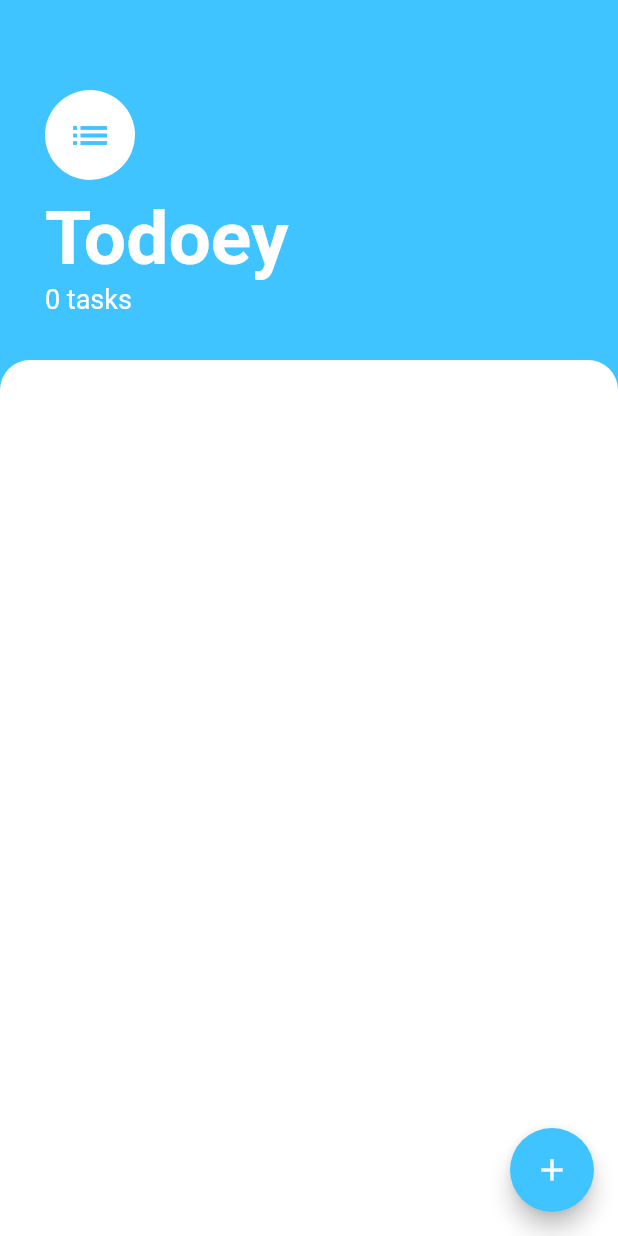
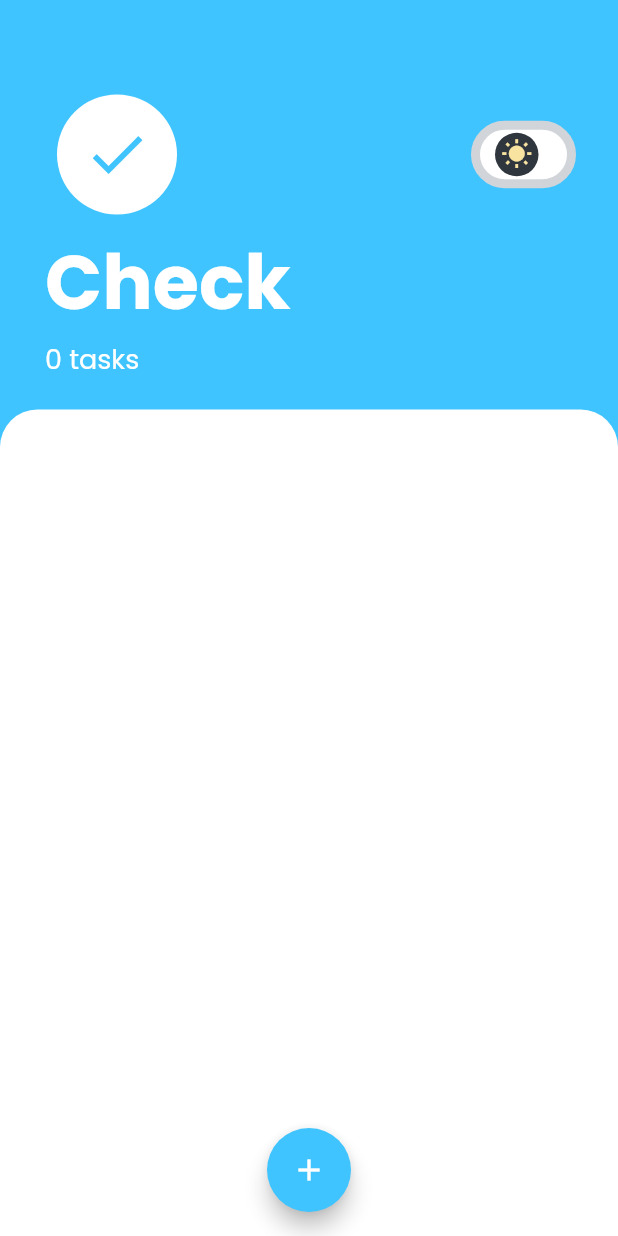
Before and after one commit to tejasbadone/Check-Todo-App, a Flutter app: the screen it shows after launch, on a phone screen of 412 x 824 dp. Run offline on Flutter 3.47's test engine with Material 2 defaults, Android fonts, the phone set to English and light mode, and no system bars; drawn by our look-alikes of flutter_switch; our stand-ins replace google_fonts, shared_preferences.

Commit message:
Release ready
Release ready

```diff
--- a/lib/main.dart
+++ b/lib/main.dart
@@ -2,19 +2,33 @@ import 'package:flutter/material.dart';
 import 'package:provider/provider.dart';
 import 'package:todoey_flutter/models/task_data.dart';
 import 'package:todoey_flutter/screens/tasks_screen.dart';
+import 'package:todoey_flutter/themes.dart';
 
 void main() {
-  runApp(MyApp());
+  runApp(MultiProvider(
+    providers: [
+      ChangeNotifierProvider(
+        create: (context) => TaskData()..init(),
+      ),
+    ],
+    child: MyApp(),
+  ));
 }
 
 class MyApp extends StatelessWidget {
   @override
   Widget build(BuildContext context) {
     return ChangeNotifierProvider(
-      create: (_) => new TaskData(),
-      child: MaterialApp(
-        home: TasksScreen(),
-      ),
-    );
+        create: (context) => ThemeProvider(),
+        builder: (context, _) {
+          final themeProvider = Provider.of<ThemeProvider>(context);
+          return MaterialApp(
+            debugShowCheckedModeBanner: false,
+            home: TasksScreen(),
+            themeMode: themeProvider.themeMode,
+            theme: Mytheme.lightTheme(context),
+            darkTheme: Mytheme.darkTheme(context),
+          );
+        });
   }
 }
--- a/lib/models/task.dart
+++ b/lib/models/task.dart
@@ -1,10 +1,28 @@
+import 'dart:convert';
+
+List<Task> taskFromJson(String str) =>
+    List<Task>.from(json.decode(str).map((x) => Task.fromJson(x)));
+
+String taskToJson(List<Task> data) =>
+    json.encode(List<dynamic>.from(data.map((x) => x.toJson())));
+
 class Task {
-  final String name;
-  bool isDone;
+  final String? name;
+  bool? isDone;
 
   Task({this.name, this.isDone = false});
 
   void toggleDone() {
-    isDone = !isDone;
+    isDone = !isDone!;
   }
+
+  factory Task.fromJson(Map<String, dynamic> json) => Task(
+        name: json["name"],
+        isDone: json["isDone"],
+      );
+
+  Map<String, dynamic> toJson() => {
+        "name": name,
+        "isDone": isDone,
+      };
 }
--- a/lib/screens/tasks_screen.dart
+++ b/lib/screens/tasks_screen.dart
@@ -1,5 +1,6 @@
 import 'package:flutter/material.dart';
 import 'package:todoey_flutter/models/task_data.dart';
+import 'package:todoey_flutter/themes.dart';
 import 'package:todoey_flutter/widgets/tasks_list.dart';
 import 'package:todoey_flutter/screens/add_task_screen.dart';
 import 'package:provider/provider.dart';
@@ -8,21 +9,25 @@ class TasksScreen extends StatelessWidget {
   @override
   Widget build(BuildContext context) {
     return Scaffold(
-      backgroundColor: Colors.lightBlueAccent,
+      backgroundColor: Theme.of(context).scaffoldBackgroundColor,
+      floatingActionButtonLocation: FloatingActionButtonLocation.centerFloat,
       floatingActionButton: FloatingActionButton(
-        backgroundColor: Colors.lightBlueAccent,
-        child: Icon(Icons.add),
+        child: Icon(
+          Icons.add,
+          color: Theme.of(context).accentColor,
+        ),
         onPressed: () {
           showModalBottomSheet(
+            isScrollControlled: true,
             context: context,
-            builder: (context) => AddTaskScreen(
-              addTaskCallback: (String newTaskTitle) {
-                // setState(() {
-                //   tasks.add(Task(name: newTaskTitle));
-                // });
-                Navigator.pop(context);
-              },
-            ),
+            builder: (context) => SingleChildScrollView(child: AddTaskScreen()),
+            // addTaskScreen: (String newTaskTitle) {
+            //   // setState(() {
+            //   //   tasks.add(Task(name: newTaskTitle));
+            //   // });
+            //   // Navigator.pop(context);
+            // },
+            // ),
             // isScrollControlled: true,
           );
         },
@@ -32,24 +37,31 @@ class TasksScreen extends StatelessWidget {
         children: [
           Container(
             padding: EdgeInsets.only(
-                top: 60.0, left: 30.0, right: 30.0, bottom: 30.0),
+                top: 55.0, left: 30.0, right: 20.0, bottom: 10.0),
+            child: SingleChildScrollView(
               child: Column(
                 crossAxisAlignment: CrossAxisAlignment.start,
                 children: [
+                  Padding(
+                    padding: const EdgeInsets.all(8.0),
+                    child: Row(
+                      mainAxisAlignment: MainAxisAlignment.spaceBetween,
+                      children: [
                         CircleAvatar(
                           child: Icon(
-                    Icons.list,
-                    size: 30.0,
-                    color: Colors.lightBlueAccent,
+                            Icons.done,
+                            size: 45.0,
+                            color: Theme.of(context).iconTheme.color,
                           ),
                           backgroundColor: Colors.white,
-                  radius: 30.0,
+                          radius: 40.0,
                         ),
-                SizedBox(
-                  height: 10.0,
+                        ChangeThemeButton(),
+                      ],
+                    ),
                   ),
                   Text(
-                  'Todoey',
+                    'Check',
                     style: TextStyle(
                       color: Colors.white,
                       fontSize: 50.0,
@@ -66,14 +78,18 @@ class TasksScreen extends StatelessWidget {
                 ],
               ),
             ),
+          ),
+          SizedBox(
+            height: 10.0,
+          ),
           Expanded(
             child: Container(
               padding: EdgeInsets.symmetric(horizontal: 20.0),
               decoration: BoxDecoration(
-                color: Colors.white,
+                color: Theme.of(context).canvasColor,
                 borderRadius: BorderRadius.only(
-                  topLeft: Radius.circular(20.0),
-                  topRight: Radius.circular(20.0),
+                  topLeft: Radius.circular(25.0),
+                  topRight: Radius.circular(25.0),
                 ),
               ),
               child: TasksList(),
--- /dev/null
+++ b/lib/themes.dart
@@ -0,0 +1,108 @@
+import 'package:flutter/material.dart';
+import 'package:flutter/scheduler.dart';
+import 'package:flutter_switch/flutter_switch.dart';
+import 'package:google_fonts/google_fonts.dart';
+import 'package:provider/provider.dart';
+
+class ThemeProvider extends ChangeNotifier {
+  ThemeMode themeMode = ThemeMode.system;
+
+  bool get isDarkMode {
+    if (themeMode == ThemeMode.system) {
+      final brightness = SchedulerBinding.instance!.window.platformBrightness;
+      return brightness == Brightness.dark;
+    } else {
+      return themeMode == ThemeMode.dark;
+    }
+  }
+
+  void toggleTheme(bool isOn) {
+    themeMode = isOn ? ThemeMode.dark : ThemeMode.light;
+    notifyListeners();
+  }
+}
+
+class ChangeThemeButton extends StatelessWidget {
+  @override
+  Widget build(BuildContext context) {
+    final themeProvider = Provider.of<ThemeProvider>(context);
+    return FlutterSwitch(
+      width: 70,
+      height: 45,
+      toggleSize: 45.0,
+      value: themeProvider.isDarkMode,
+      borderRadius: 30.0,
+      padding: 2.0,
+      activeToggleColor: Color(0xFF6E40C9),
+      inactiveToggleColor: Color(0xFF2F363D),
+      activeSwitchBorder: Border.all(
+        color: Color(0xFF3C1E70),
+        width: 6.0,
+      ),
+      inactiveSwitchBorder: Border.all(
+        color: Color(0xFFD1D5DA),
+        width: 6.0,
+      ),
+      activeColor: Color(0xFF271052),
+      inactiveColor: Colors.white,
+      activeIcon: Icon(
+        Icons.nightlight_round,
+        color: Color(0xFFF8E3A1),
+      ),
+      inactiveIcon: Icon(
+        Icons.wb_sunny,
+        color: Color(0xFFF8E3A1),
+      ),
+      onToggle: (val) {
+        final provider = Provider.of<ThemeProvider>(context, listen: false);
+        provider.toggleTheme(val);
+      },
+    );
+  }
+}
+
+class Mytheme {
+  static ThemeData lightTheme(BuildContext context) => ThemeData(
+      primaryColorLight: Color(0xff757575),
+      canvasColor: Colors.white,
+      fontFamily: GoogleFonts.poppins().fontFamily,
+      scaffoldBackgroundColor: lightBlue,
+      accentColor: Colors.white,
+      iconTheme: IconThemeData(color: lightBlue),
+      checkboxTheme: CheckboxThemeData(
+          fillColor: MaterialStateProperty.all(lightBlue),
+          checkColor: MaterialStateProperty.all(Colors.white)),
+      buttonColor: lightBlue,
+      floatingActionButtonTheme:
+          FloatingActionButtonThemeData(backgroundColor: lightBlue),
+      textButtonTheme: TextButtonThemeData(
+        style: ButtonStyle(
+          backgroundColor: MaterialStateProperty.all<Color>(lightBlue),
+        ),
+      ));
+
+  static ThemeData darkTheme(BuildContext context) => ThemeData(
+      primaryColorLight: Color(0xff04091C),
+      canvasColor: lightBlack,
+      accentColor: black,
+      brightness: Brightness.dark,
+      scaffoldBackgroundColor: black,
+      fontFamily: GoogleFonts.poppins().fontFamily,
+      buttonColor: Colors.white,
+      checkboxTheme: CheckboxThemeData(
+          fillColor: MaterialStateProperty.all(Colors.white),
+          checkColor: MaterialStateProperty.all(black)),
+      iconTheme: IconThemeData(color: black),
+      floatingActionButtonTheme:
+          FloatingActionButtonThemeData(backgroundColor: Colors.white),
+      textButtonTheme: TextButtonThemeData(
+        style: ButtonStyle(
+          backgroundColor: MaterialStateProperty.all<Color>(black),
+        ),
+      ));
+
+  static Color lightBlue = Colors.lightBlueAccent;
+  static Color black = Color(0xff09153E);
+  static Color indigo = Color(0xff6B29FA);
+  static Color lightBlack = Color(0xff1D2950);
+}
```
Also changed, not shown: lib/code.dart (added, +308 -0 lines), lib/models/task_data.dart (+22 -3 lines), lib/screens/add_task_screen.dart (+51 -13 lines), lib/widgets/tasks_tile.dart (+10 -9 lines), pubspec.yaml (+12 -2 lines), assets/app_icon.png (added), pubspec.lock, 24 other files. Lines whose indentation alone changed are shown as unchanged.
